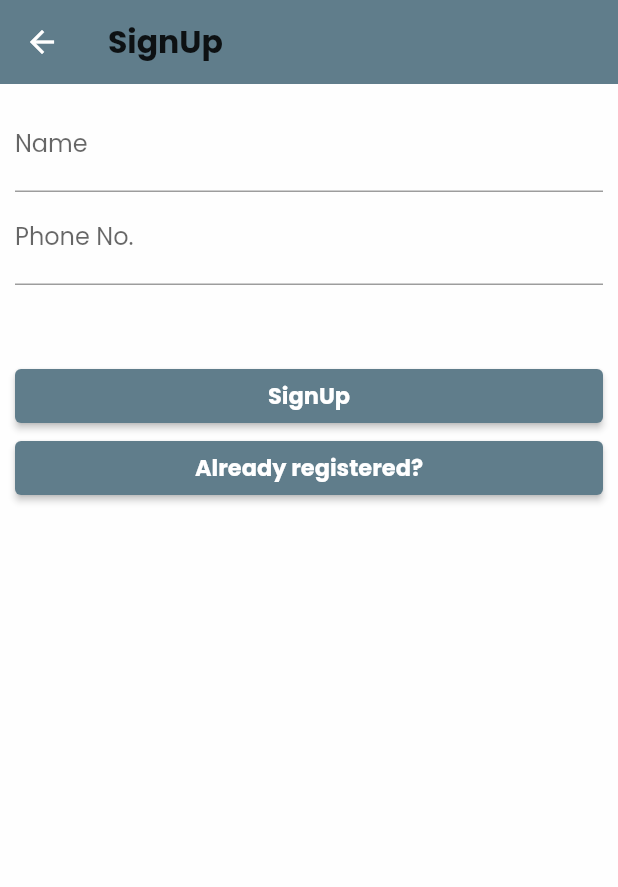
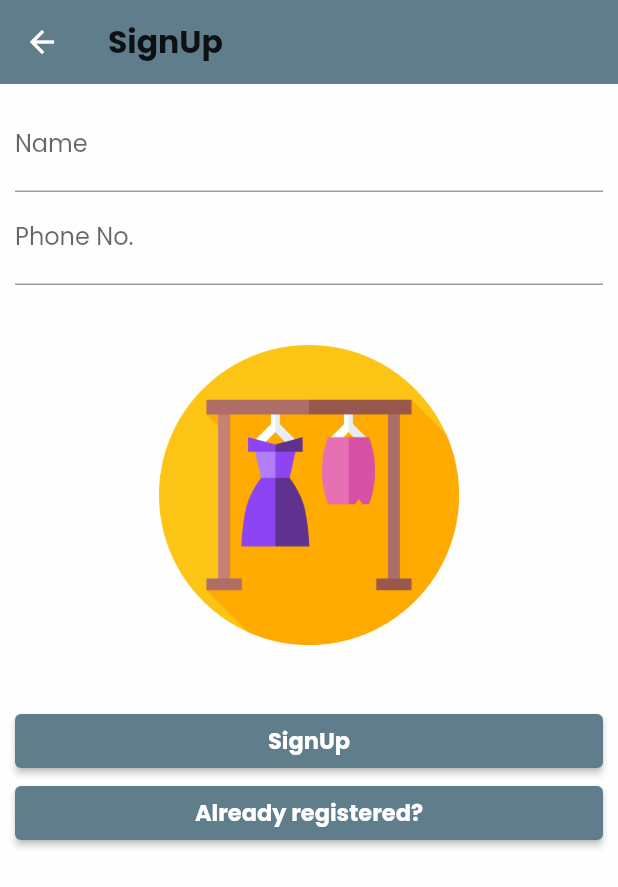
Before and after one commit to trendmate/app, a Flutter app: the SignUpPage screen opened by its route, on a phone screen of 412 x 824 dp. Shown: the top 887 px of the screen. Run offline on Flutter 3.47's test engine with Material 2 defaults, Android fonts, the phone set to English and light mode, and no system bars; our stand-ins replace cached_network_image, carousel_slider, cloud_firestore, firebase_auth, firebase_core, fluttertoast and 1 more; missing offline and left inert: numeric_keyboard; accounts and stored records are empty.

Commit message:
Added Logo

```diff
--- a/lib/pages/auth/signup_page.dart
+++ b/lib/pages/auth/signup_page.dart
@@ -85,8 +85,14 @@ class _SignUpPageState extends State<SignUpPage> {
                         onSubmitted: (_) => _submitData(),
                         // onChanged: (val) => amountInput = val,
                       ),
-                      SizedBox(
-                        height: 50,
+                      Center(
+                        child: Container(
+                          height: 200,
+                          margin: EdgeInsets.only(bottom: 40, top: 40),
+                          child: Image.asset(
+                            'assets/images/clothes-rack.png',
+                          ),
+                        ),
                       ),
                       SizedBox(
                         width: double.infinity,
```
